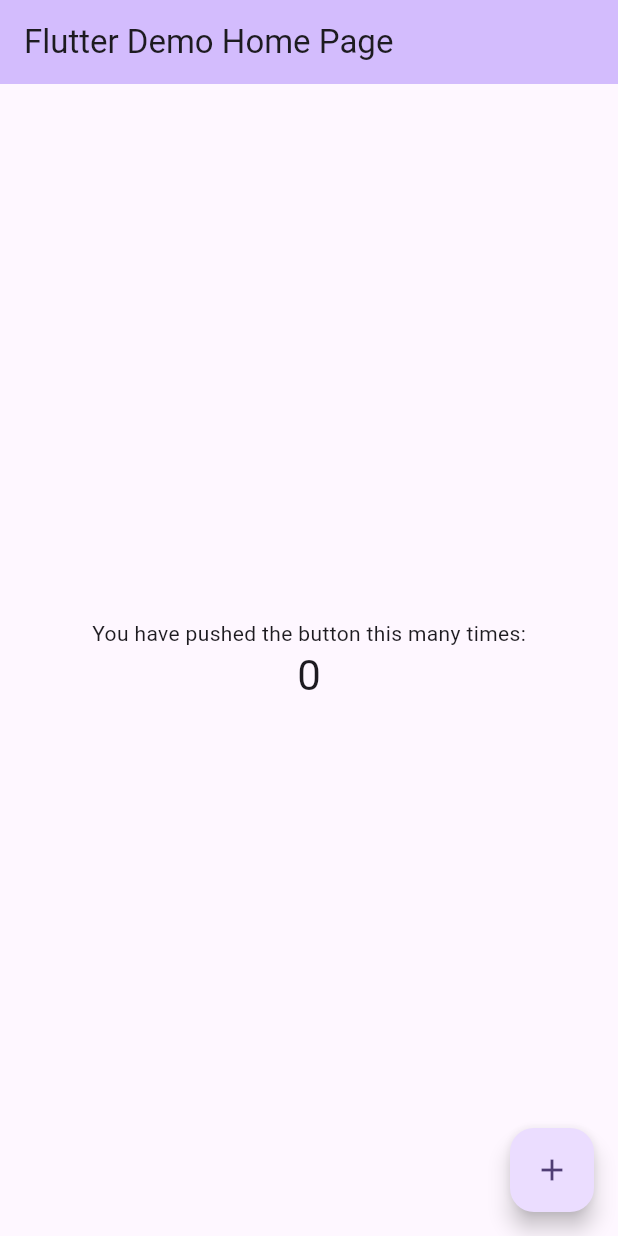
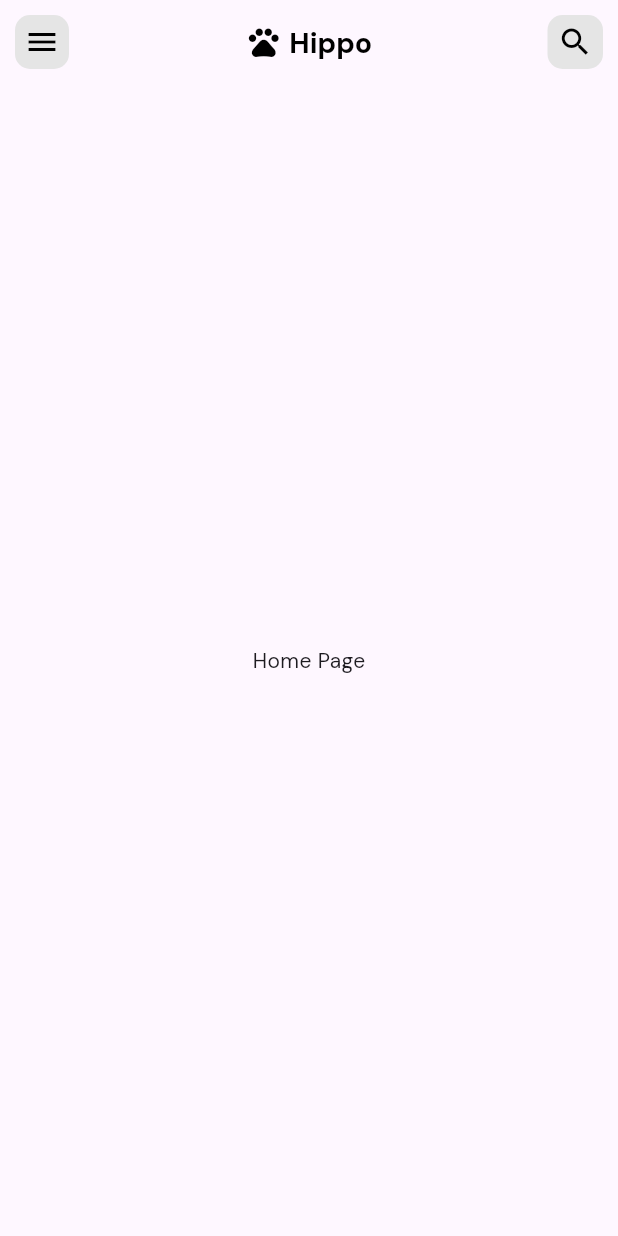
Before and after one commit to ilhamdwikiarifani/super_basic, a Flutter app: the screen it shows after launch, on a phone screen of 412 x 824 dp. Run offline on Flutter 3.47's test engine with Material 3 defaults, Android fonts, the phone set to English and light mode, and no system bars.

Commit message:
update Appbar

```diff
--- a/lib/main.dart
+++ b/lib/main.dart
@@ -1,4 +1,5 @@
 import 'package:flutter/material.dart';
+import 'package:super_basic/pages/homepage.dart';
 
 void main() {
   runApp(const MyApp());
@@ -7,119 +8,13 @@ void main() {
 class MyApp extends StatelessWidget {
   const MyApp({super.key});
 
-  // This widget is the root of your application.
   @override
   Widget build(BuildContext context) {
     return MaterialApp(
       title: 'Flutter Demo',
-      theme: ThemeData(
-        // This is the theme of your application.
-        //
-        // TRY THIS: Try running your application with "flutter run". You'll see
-        // the application has a purple toolbar. Then, without quitting the app,
-        // try changing the seedColor in the colorScheme below to Colors.green
-        // and then invoke "hot reload" (save your changes or press the "hot
-        // reload" button in a Flutter-supported IDE, or press "r" if you used
-        // the command line to start the app).
-        //
-        // Notice that the counter didn't reset back to zero; the application
-        // state is not lost during the reload. To reset the state, use hot
-        // restart instead.
-        //
-        // This works for code too, not just values: Most code changes can be
-        // tested with just a hot reload.
-        colorScheme: ColorScheme.fromSeed(seedColor: Colors.deepPurple),
-        useMaterial3: true,
-      ),
-      home: const MyHomePage(title: 'Flutter Demo Home Page'),
+      debugShowCheckedModeBanner: false,
+      theme: ThemeData(fontFamily: 'DMSans'),
+      home: const HomePage(),
     );
   }
 }
-
-class MyHomePage extends StatefulWidget {
-  const MyHomePage({super.key, required this.title});
-
-  // This widget is the home page of your application. It is stateful, meaning
-  // that it has a State object (defined below) that contains fields that affect
-  // how it looks.
-
-  // This class is the configuration for the state. It holds the values (in this
-  // case the title) provided by the parent (in this case the App widget) and
-  // used by the build method of the State. Fields in a Widget subclass are
-  // always marked "final".
-
-  final String title;
-
-  @override
-  State<MyHomePage> createState() => _MyHomePageState();
-}
-
-class _MyHomePageState extends State<MyHomePage> {
-  int _counter = 0;
-
-  void _incrementCounter() {
-    setState(() {
-      // This call to setState tells the Flutter framework that something has
-      // changed in this State, which causes it to rerun the build method below
-      // so that the display can reflect the updated values. If we changed
-      // _counter without calling setState(), then the build method would not be
-      // called again, and so nothing would appear to happen.
-      _counter++;
-    });
-  }
-
-  @override
-  Widget build(BuildContext context) {
-    // This method is rerun every time setState is called, for instance as done
-    // by the _incrementCounter method above.
-    //
-    // The Flutter framework has been optimized to make rerunning build methods
-    // fast, so that you can just rebuild anything that needs updating rather
-    // than having to individually change instances of widgets.
-    return Scaffold(
-      appBar: AppBar(
-        // TRY THIS: Try changing the color here to a specific color (to
-        // Colors.amber, perhaps?) and trigger a hot reload to see the AppBar
-        // change color while the other colors stay the same.
-        backgroundColor: Theme.of(context).colorScheme.inversePrimary,
-        // Here we take the value from the MyHomePage object that was created by
-        // the App.build method, and use it to set our appbar title.
-        title: Text(widget.title),
-      ),
-      body: Center(
-        // Center is a layout widget. It takes a single child and positions it
-        // in the middle of the parent.
-        child: Column(
-          // Column is also a layout widget. It takes a list of children and
-          // arranges them vertically. By default, it sizes itself to fit its
-          // children horizontally, and tries to be as tall as its parent.
-          //
-          // Column has various properties to control how it sizes itself and
-          // how it positions its children. Here we use mainAxisAlignment to
-          // center the children vertically; the main axis here is the vertical
-          // axis because Columns are vertical (the cross axis would be
-          // horizontal).
-          //
-          // TRY THIS: Invoke "debug painting" (choose the "Toggle Debug Paint"
-          // action in the IDE, or press "p" in the console), to see the
-          // wireframe for each widget.
-          mainAxisAlignment: MainAxisAlignment.center,
-          children: <Widget>[
-            const Text(
-              'You have pushed the button this many times:',
-            ),
-            Text(
-              '$_counter',
-              style: Theme.of(context).textTheme.headlineMedium,
-            ),
-          ],
-        ),
-      ),
-      floatingActionButton: FloatingActionButton(
-        onPressed: _incrementCounter,
-        tooltip: 'Increment',
-        child: const Icon(Icons.add),
-      ), // This trailing comma makes auto-formatting nicer for build methods.
-    );
-  }
-}
--- /dev/null
+++ b/lib/pages/homepage.dart
@@ -0,0 +1,52 @@
+import 'package:flutter/material.dart';
+
+class HomePage extends StatelessWidget {
+  const HomePage({super.key});
+
+  @override
+  Widget build(BuildContext context) {
+    return Scaffold(
+      appBar: AppBar(
+        title: const Row(mainAxisSize: MainAxisSize.min, children: [
+          Icon(
+            Icons.pets,
+            color: Colors.black,
+          ),
+          SizedBox(width: 5),
+          Text(
+            'Hippo',
+            style: TextStyle(
+                color: Colors.black, fontSize: 19, fontWeight: FontWeight.bold),
+          ),
+        ]),
+        elevation: 0.0,
+        centerTitle: true,
+        leading: Container(
+          margin: const EdgeInsets.all(10),
+          alignment: Alignment.center,
+          child: Icon(Icons.menu, color: Colors.black),
+          decoration: BoxDecoration(
+              color: Color(0xffE5E5E5),
+              borderRadius: BorderRadius.circular(10)),
+        ),
+        actions: [
+          Container(
+            margin: const EdgeInsets.all(10),
+            alignment: Alignment.center,
+            width: 37,
+            child: Icon(
+              Icons.search,
+              color: Colors.black,
+            ),
+            decoration: BoxDecoration(
+                color: Color(0xffE5E5E5),
+                borderRadius: BorderRadius.circular(10)),
+          ),
+        ],
+      ),
+      body: const Center(
+        child: Text('Home Page'),
+      ),
+    );
+  }
+}
```
Also changed, not shown: pubspec.yaml (+13 -9 lines), fonts/DMSans-Bold.ttf (added), fonts/DMSans-Medium.ttf (added), fonts/DMSans-Regular.ttf (added), fonts/DMSans-SemiBold.ttf (added).
